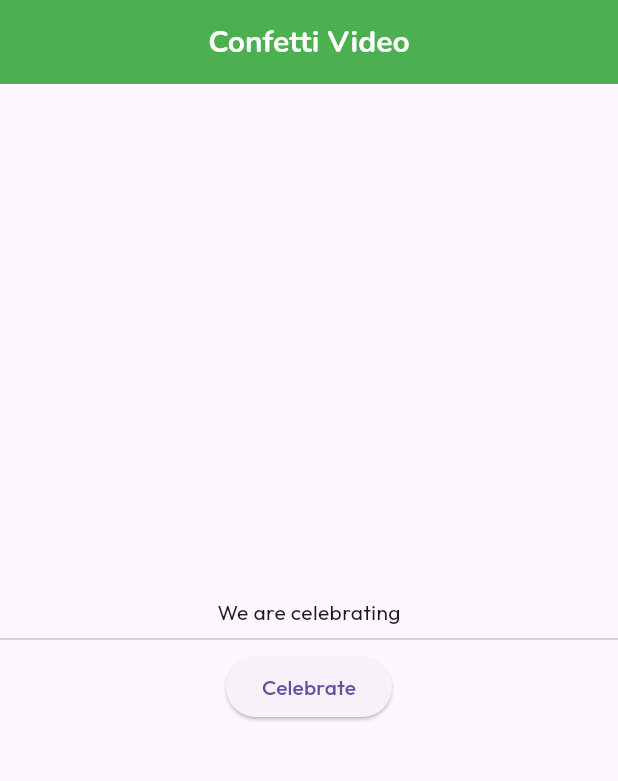
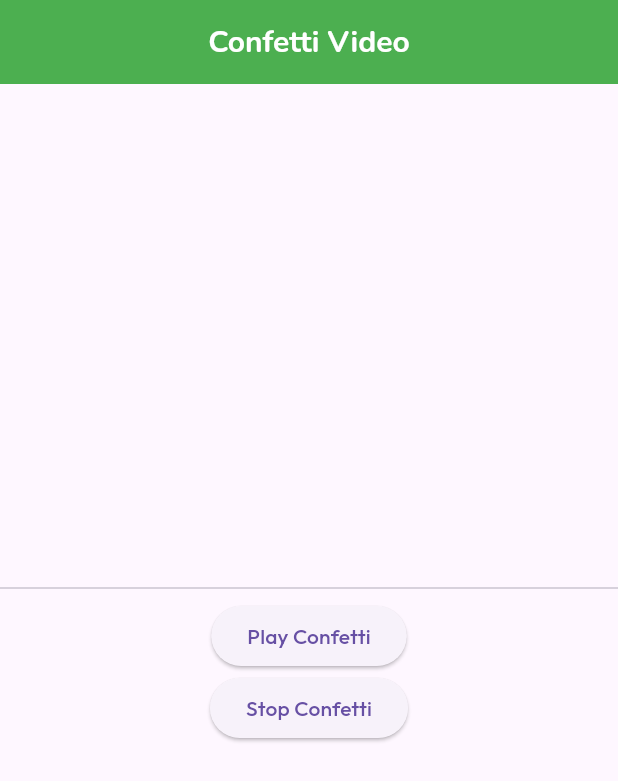
Before and after one commit to Sachinbarot/first_app, a Flutter app: the screen it shows after launch, on a phone screen of 412 x 824 dp. Shown: the top 781 px of the screen. Run offline on Flutter 3.47's test engine with Material 3 defaults, Android fonts, the phone set to English and light mode, and no system bars; drawn by our look-alikes of confetti; our stand-ins replace carousel_slider, flutter_lucide, flutter_neumorphic_plus, flutter_slidable, fluttertoast, get and 9 more; missing offline and left inert: flutter_animate_on_scroll.

Commit message:
confetti widget added

```diff
--- /dev/null
+++ b/devtools_options.yaml
@@ -0,0 +1,3 @@
+description: This file stores settings for Dart & Flutter DevTools.
+documentation: https://docs.flutter.dev/tools/devtools/extensions#configure-extension-enablement-states
+extensions:
--- a/lib/main.dart
+++ b/lib/main.dart
@@ -5,7 +5,7 @@ import 'package:first_app/getXapp/localization/languages.dart';
 import 'package:first_app/getXapp/views/home.dart';
 import 'package:first_app/keplerapp/profile.dart';
 import 'package:first_app/yt/anim_scroll.dart';
-import 'package:first_app/yt/confetti_vid.dart';
+import 'package:first_app/yt/confetti.dart';
 import 'package:first_app/yt/image_cropper.dart';
 import 'package:first_app/yt/shimmer.dart';
 import 'package:flutter/material.dart';
--- /dev/null
+++ b/lib/yt/confetti.dart
@@ -0,0 +1,50 @@
+import 'package:flutter/material.dart';
+import 'package:confetti/confetti.dart';
+
+class ConfettiVid extends StatefulWidget {
+  ConfettiVid({super.key});
+
+  @override
+  State<ConfettiVid> createState() => _ConfettiVidState();
+}
+
+class _ConfettiVidState extends State<ConfettiVid> {
+  final _controller = ConfettiController();
+
+  @override
+  Widget build(BuildContext context) {
+    return Scaffold(
+      appBar: AppBar(
+        title: const Text("Confetti Video"),
+      ),
+      body: Column(
+        mainAxisAlignment: MainAxisAlignment.center,
+        children: [
+          ConfettiWidget(
+            minBlastForce: 5,
+            emissionFrequency: 0.2,
+            maxBlastForce: 100,
+            colors: const [Colors.green, Colors.black],
+            blastDirectionality: BlastDirectionality.explosive,
+            confettiController: _controller,
+          ),
+          const Divider(),
+          ElevatedButton(
+              onPressed: () {
+                setState(() {
+                  _controller.play();
+                });
+              },
+              child: Text("Play Confetti")),
+          ElevatedButton(
+              onPressed: () {
+                setState(() {
+                  _controller.stop();
+                });
+              },
+              child: Text("Stop Confetti"))
+        ],
+      ),
+    );
+  }
+}
--- a/lib/yt/confetti_vid.dart
+++ /dev/null
@@ -1,47 +0,0 @@
-import 'package:confetti/confetti.dart';
-import 'package:flutter/material.dart';
-
-class ConfettiVid extends StatefulWidget {
-  ConfettiVid({super.key});
-
-  @override
-  State<ConfettiVid> createState() => _ConfettiVidState();
-}
-
-class _ConfettiVidState extends State<ConfettiVid> {
-  ConfettiController _controller = ConfettiController();
-
-  @override
-  Widget build(BuildContext context) {
-    return Scaffold(
-      appBar: AppBar(
-        title: const Text("Confetti Video"),
-      ),
-      body: Column(
-        mainAxisAlignment: MainAxisAlignment.center,
-        children: [
-          ConfettiWidget(
-            confettiController: _controller,
-            maxBlastForce: 100,
-            blastDirectionality: BlastDirectionality.explosive,
-            numberOfParticles: 50,
-            shouldLoop: false,
-            colors: [Colors.green, Colors.black],
-            gravity: 0.3,
-            blastDirection: 180,
-            child: Text("We are celebrating"),
-          ),
-          Divider(),
-          ElevatedButton(
-            child: Text("Celebrate"),
-            onPressed: () {
-              setState(() {
-                _controller.play();
-              });
-            },
-          )
-        ],
-      ),
-    );
-  }
-}
```
Also changed, not shown: 11 other files.
